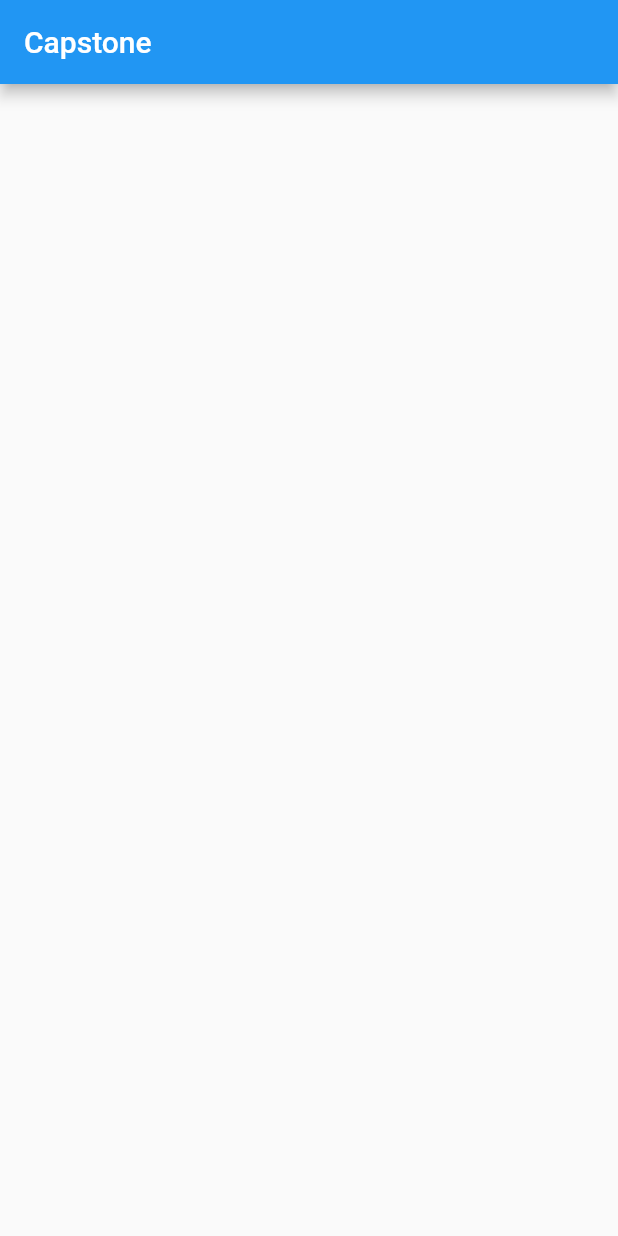
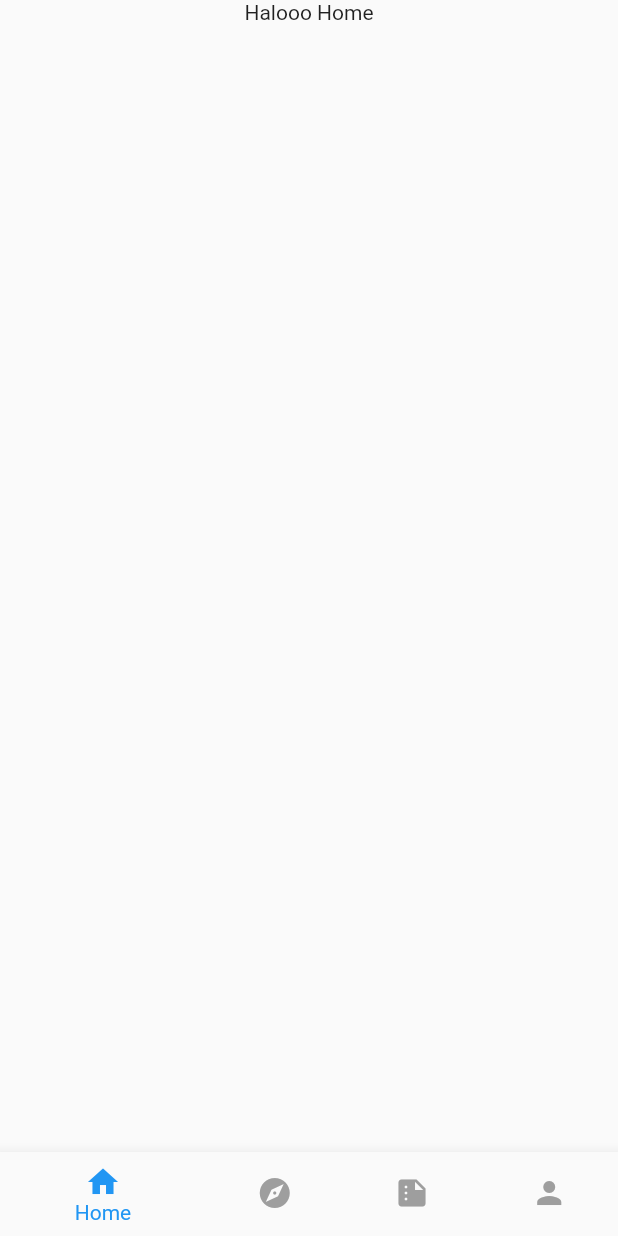
Before and after one commit to Capstone-Project-Kelompok-6/Flutter, a Flutter app: the screen it shows after launch, on a phone screen of 412 x 824 dp. Run offline on Flutter 3.47's test engine with Material 2 defaults, Android fonts, the phone set to English and light mode, and no system bars.

Commit message:
menambah navigation bar

```diff
--- a/flutter_capstone_6/lib/main.dart
+++ b/flutter_capstone_6/lib/main.dart
@@ -1,5 +1,6 @@
 import 'package:flutter/material.dart';
-import 'package:flutter_capstone_6/screen/home_screen.dart';
+import 'package:flutter_capstone_6/screen/home_sreen.dart';
+import 'package:flutter_capstone_6/widget/bottom_navigation.dart';
 
 void main() {
   runApp(const MyApp());
@@ -10,10 +11,10 @@ class MyApp extends StatelessWidget {
 
   @override
   Widget build(BuildContext context) {
-    return const MaterialApp(
+    return MaterialApp(
       debugShowCheckedModeBanner: false,
       title: 'Capstone Kelompok 6',
-      home: HomeScreen(),
+      home: BottomNavigationBarController(),
     );
   }
 }
--- /dev/null
+++ b/flutter_capstone_6/lib/screen/explore_screen.dart
@@ -0,0 +1,12 @@
+import 'package:flutter/material.dart';
+
+class ExploreScreen extends StatelessWidget {
+  const ExploreScreen({super.key});
+
+  @override
+  Widget build(BuildContext context) {
+    return Scaffold(
+      body: Column(children: [Center(child: Text('Halooo Explore'))]),
+    );
+  }
+}
--- a/flutter_capstone_6/lib/screen/home_screen.dart
+++ /dev/null
@@ -1,12 +0,0 @@
-import 'package:flutter/material.dart';
-
-class HomeScreen extends StatelessWidget {
-  const HomeScreen({Key? key}) : super(key: key);
-
-  @override
-  Widget build(BuildContext context) {
-    return Scaffold(
-      appBar: AppBar(title: Text('Capstone')),
-    );
-  }
-}
--- /dev/null
+++ b/flutter_capstone_6/lib/screen/home_sreen.dart
@@ -0,0 +1,19 @@
+import 'package:flutter/material.dart';
+import 'package:flutter/src/widgets/container.dart';
+import 'package:flutter/src/widgets/framework.dart';
+
+class HomeScreen extends StatefulWidget {
+  const HomeScreen({super.key});
+
+  @override
+  State<HomeScreen> createState() => _HomeScreenState();
+}
+
+class _HomeScreenState extends State<HomeScreen> {
+  @override
+  Widget build(BuildContext context) {
+    return Scaffold(
+      body: Column(children: [Center(child: Text('Halooo Home'))]),
+    );
+  }
+}
--- /dev/null
+++ b/flutter_capstone_6/lib/screen/profile_screen.dart
@@ -0,0 +1,14 @@
+import 'package:flutter/material.dart';
+import 'package:flutter/src/widgets/container.dart';
+import 'package:flutter/src/widgets/framework.dart';
+
+class ProfileScreen extends StatelessWidget {
+  const ProfileScreen({super.key});
+
+  @override
+  Widget build(BuildContext context) {
+    return Scaffold(
+      body: Column(children: [Center(child: Text('Halooo Profile'))]),
+    );
+  }
+}
--- /dev/null
+++ b/flutter_capstone_6/lib/screen/summary_screen.dart
@@ -0,0 +1,12 @@
+import 'package:flutter/material.dart';
+
+class SummaryScreen extends StatelessWidget {
+  const SummaryScreen({super.key});
+
+  @override
+  Widget build(BuildContext context) {
+    return Scaffold(
+      body: Column(children: [Center(child: Text('Halooo Summary'))]),
+    );
+  }
+}
--- /dev/null
+++ b/flutter_capstone_6/lib/widget/bottom_navigation.dart
@@ -0,0 +1,59 @@
+import 'package:flutter/material.dart';
+import 'package:flutter_capstone_6/screen/explore_screen.dart';
+import 'package:flutter_capstone_6/screen/profile_screen.dart';
+import 'package:flutter_capstone_6/screen/summary_screen.dart';
+
+import '../screen/home_sreen.dart';
+
+class BottomNavigationBarController extends StatefulWidget {
+  @override
+  _BottomNavigationBarControllerState createState() =>
+      _BottomNavigationBarControllerState();
+}
+
+class _BottomNavigationBarControllerState
+    extends State<BottomNavigationBarController> {
+  final List<Widget> pages = [
+    HomeScreen(
+      key: PageStorageKey('Page1'),
+    ),
+    ExploreScreen(
+      key: PageStorageKey('Page2'),
+    ),
+    SummaryScreen(
+      key: PageStorageKey('Page3'),
+    ),
+    ProfileScreen(
+      key: PageStorageKey('Page4'),
+    ),
+  ];
+
+  final PageStorageBucket bucket = PageStorageBucket();
+
+  int _selectedIndex = 0;
+
+  Widget _bottomNavigationBar(int selectedIndex) => BottomNavigationBar(
+        onTap: (int index) => setState(() => _selectedIndex = index),
+        currentIndex: selectedIndex,
+        items: const <BottomNavigationBarItem>[
+          BottomNavigationBarItem(icon: Icon(Icons.home), label: 'Home'),
+          BottomNavigationBarItem(icon: Icon(Icons.explore), label: 'Explore'),
+          BottomNavigationBarItem(
+              icon: Icon(Icons.summarize), label: 'Summary'),
+          BottomNavigationBarItem(icon: Icon(Icons.person), label: 'Profile'),
+        ],
+        unselectedItemColor: Colors.grey,
+        selectedItemColor: Colors.blue,
+      );
+
+  @override
+  Widget build(BuildContext context) {
+    return Scaffold(
+      bottomNavigationBar: _bottomNavigationBar(_selectedIndex),
+      body: PageStorage(
+        child: pages[_selectedIndex],
+        bucket: bucket,
+      ),
+    );
+  }
+}
```
